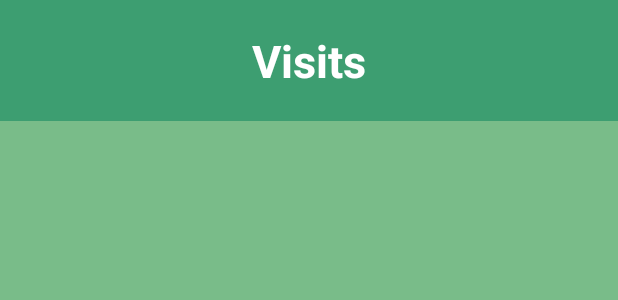
After one commit to Oana-Ivan/AnimalCare, an Android app: the layout activity_visits_list.xml on its own in the app's theme, with its tools: preview values and no code run, on a phone screen of 412 x 824 dp. The commit adds this screen. Shown: the top 300 px of the screen. Run offline under Robolectric (Android 15) with nearby library versions, the phone set to English and light mode, and no system bars.

Commit message:
Added VisitsListActivity, visible to users with role ADMIN or VOLUNTEER

```diff
--- a/app/src/main/AndroidManifest.xml
+++ b/app/src/main/AndroidManifest.xml
@@ -15,7 +15,8 @@
         android:roundIcon="@drawable/logo_animal_care"
         android:supportsRtl="true"
         android:theme="@style/Theme.AnimalCare">
-        <activity android:name=".adopterOptions.AddVisitActivity"></activity>
+        <activity android:name=".adminAndVolunteerOptions.VisitsListActivity"></activity>
+        <activity android:name=".adopterOptions.AddVisitActivity" />
         <activity android:name=".adopterOptions.recommendedAnimals.RecommendedAnimalsActivity" />
         <activity android:name=".adopterOptions.savedAnimals.SavedAnimalsActivity" />
         <activity android:name=".animalsActivities.AnimalDetailsActivity" />
--- a/app/src/main/java/com/example/animalcare/usersMainScreens/VolunteerHomeActivity.java
+++ b/app/src/main/java/com/example/animalcare/usersMainScreens/VolunteerHomeActivity.java
@@ -13,6 +13,7 @@ import android.widget.TextView;
 import com.example.animalcare.CRUD.AnimalsListActivity;
 import com.example.animalcare.MainActivity;
 import com.example.animalcare.R;
+import com.example.animalcare.adminAndVolunteerOptions.VisitsListActivity;
 import com.example.animalcare.authentication.LoginActivity;
 import com.example.animalcare.authentication.LoginAdminActivity;
 import com.example.animalcare.authentication.RegisterActivity;
@@ -114,7 +115,7 @@ public class VolunteerHomeActivity extends AppCompatActivity {
                         break;
                     case 2:
                         // Visits
-                        startActivity(new Intent(VolunteerHomeActivity.this, LoginAdminActivity.class));
+                        startActivity(new Intent(VolunteerHomeActivity.this, VisitsListActivity.class));
                         break;
                 }
             }
--- /dev/null
+++ b/app/src/main/res/layout/activity_visits_list.xml
@@ -0,0 +1,36 @@
+<?xml version="1.0" encoding="utf-8"?>
+<androidx.constraintlayout.widget.ConstraintLayout xmlns:android="http://schemas.android.com/apk/res/android"
+    xmlns:app="http://schemas.android.com/apk/res-auto"
+    xmlns:tools="http://schemas.android.com/tools"
+    android:layout_width="match_parent"
+    android:layout_height="match_parent"
+    android:background="@color/color_schema_background_2"
+    tools:context=".adminAndVolunteerOptions.VisitsListActivity">
+
+    <TextView
+        android:id="@+id/activity_visits_list_tv_title"
+        android:layout_width="match_parent"
+        android:layout_height="wrap_content"
+
+        android:background="@color/color_schema_light_transparent"
+        android:gravity="center"
+        android:padding="20dp"
+        android:text="@string/visits"
+        android:textColor="@color/white"
+        android:textSize="30sp"
+        android:textStyle="bold"
+
+        app:layout_constraintBottom_toBottomOf="parent"
+        app:layout_constraintTop_toTopOf="parent"
+        app:layout_constraintVertical_bias="0" />
+
+    <androidx.recyclerview.widget.RecyclerView
+        android:id="@+id/activity_visits_list_rv"
+        android:layout_width="match_parent"
+        android:layout_height="wrap_content"
+
+        app:layout_constraintBottom_toBottomOf="parent"
+        app:layout_constraintTop_toBottomOf="@+id/activity_visits_list_tv_title"
+        app:layout_constraintVertical_bias="0" />
+
+</androidx.constraintlayout.widget.ConstraintLayout>
--- a/app/src/main/res/values/strings.xml
+++ b/app/src/main/res/values/strings.xml
@@ -113,4 +113,5 @@
     <string name="choose_the_date_and_time">Choose the date and time</string>
     <string name="date">Date (dd/mm/yyyy):</string>
     <string name="hour">Hour:</string>
+    <string name="visits">Visits</string>
 </resources>
```
Also changed, not shown: app/src/main/java/com/example/animalcare/adminAndVolunteerOptions/VisitsAdapter.java (added, +82 -0 lines), app/src/main/java/com/example/animalcare/adminAndVolunteerOptions/VisitsListActivity.java (added, +84 -0 lines), app/src/main/java/com/example/animalcare/models/Visit.java (+12 -0 lines), app/src/main/java/com/example/animalcare/usersMainScreens/AdminHomeActivity.java (+2 -8 lines), app/src/main/res/layout/visit_item.xml (added, +67 -0 lines), app/src/main/res/drawable/change_status.png (added).
